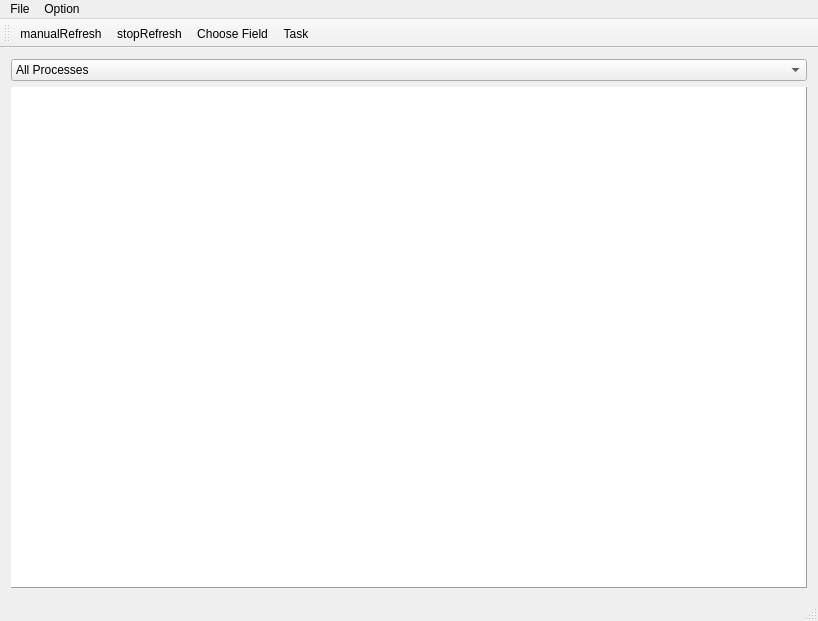
Old version of the form qjdprocessmainwindow.ui in the repository xtfllbl/qjdprocess.
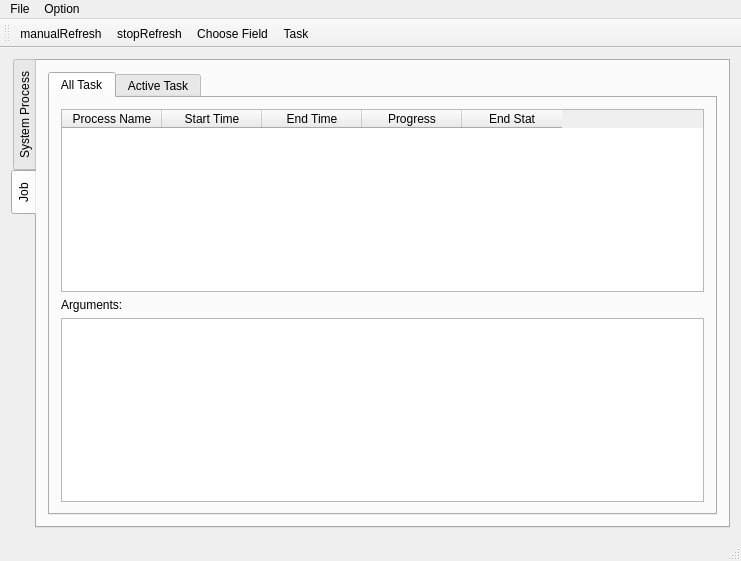
New version of the form. Icons and pictures are not drawn.

Commit message: prepare to combine into one ui,ui already drawed

```diff
--- a/qjdprocessmainwindow.ui
+++ b/qjdprocessmainwindow.ui
@@ -6,8 +6,8 @@
    <rect>
     <x>0</x>
     <y>0</y>
-    <width>818</width>
-    <height>621</height>
+    <width>741</width>
+    <height>561</height>
    </rect>
   </property>
   <property name="focusPolicy">
@@ -17,8 +17,23 @@
    <string>qjdProcessMainWindow</string>
   </property>
   <widget class="QWidget" name="centralWidget">
+   <layout class="QGridLayout" name="gridLayout_2">
+    <item row="0" column="0">
+     <widget class="QTabWidget" name="tabWidgetMain">
+      <property name="tabPosition">
+       <enum>QTabWidget::West</enum>
+      </property>
+      <property name="currentIndex">
+       <number>1</number>
+      </property>
+      <widget class="QWidget" name="tabSysProcess">
+       <attribute name="title">
+        <string>System Process</string>
+       </attribute>
    <layout class="QGridLayout" name="gridLayout">
     <item row="0" column="0">
+         <layout class="QVBoxLayout" name="verticalLayout">
+          <item>
      <widget class="QComboBox" name="comboProcess">
       <property name="minimumSize">
        <size>
@@ -49,7 +64,7 @@
       </item>
      </widget>
     </item>
-    <item row="1" column="0">
+          <item>
      <widget class="QTableView" name="tblMain">
       <property name="minimumSize">
        <size>
@@ -249,18 +264,155 @@
       <attribute name="verticalHeaderShowSortIndicator" stdset="0">
        <bool>false</bool>
       </attribute>
-      <attribute name="verticalHeaderVisible">
-       <bool>false</bool>
-      </attribute>
-      <attribute name="horizontalHeaderShowSortIndicator" stdset="0">
-       <bool>false</bool>
-      </attribute>
-      <attribute name="horizontalHeaderVisible">
+           </widget>
+          </item>
+         </layout>
+        </item>
+       </layout>
+      </widget>
+      <widget class="QWidget" name="tabJob">
+       <attribute name="title">
+        <string>Job</string>
+       </attribute>
+       <layout class="QGridLayout" name="gridLayout_5">
+        <item row="0" column="0">
+         <widget class="QTabWidget" name="tabWidgetJob">
+          <property name="tabPosition">
+           <enum>QTabWidget::North</enum>
+          </property>
+          <property name="tabShape">
+           <enum>QTabWidget::Rounded</enum>
+          </property>
+          <property name="currentIndex">
+           <number>0</number>
+          </property>
+          <widget class="QWidget" name="tabAllTask">
+           <attribute name="title">
+            <string>All Task</string>
+           </attribute>
+           <layout class="QGridLayout" name="gridLayout_3">
+            <item row="0" column="0">
+             <widget class="QTableWidget" name="historyTable">
+              <property name="editTriggers">
+               <set>QAbstractItemView::NoEditTriggers</set>
+              </property>
+              <property name="alternatingRowColors">
+               <bool>true</bool>
+              </property>
+              <property name="selectionMode">
+               <enum>QAbstractItemView::SingleSelection</enum>
+              </property>
+              <property name="selectionBehavior">
+               <enum>QAbstractItemView::SelectRows</enum>
+              </property>
+              <property name="sortingEnabled">
        <bool>false</bool>
-      </attribute>
-      <attribute name="verticalHeaderShowSortIndicator" stdset="0">
-       <bool>false</bool>
-      </attribute>
+              </property>
+              <column>
+               <property name="text">
+                <string>Process Name</string>
+               </property>
+              </column>
+              <column>
+               <property name="text">
+                <string>Start Time</string>
+               </property>
+              </column>
+              <column>
+               <property name="text">
+                <string>End Time</string>
+               </property>
+              </column>
+              <column>
+               <property name="text">
+                <string>Progress</string>
+               </property>
+              </column>
+              <column>
+               <property name="text">
+                <string>End Stat</string>
+               </property>
+              </column>
+             </widget>
+            </item>
+            <item row="1" column="0">
+             <widget class="QLabel" name="label_2">
+              <property name="text">
+               <string>Arguments:</string>
+              </property>
+             </widget>
+            </item>
+            <item row="2" column="0">
+             <widget class="QTextBrowser" name="historyArguBrowser">
+              <property name="enabled">
+               <bool>true</bool>
+              </property>
+             </widget>
+            </item>
+           </layout>
+          </widget>
+          <widget class="QWidget" name="tabActiveTask">
+           <attribute name="title">
+            <string>Active Task</string>
+           </attribute>
+           <layout class="QGridLayout" name="gridLayout_4">
+            <item row="0" column="0">
+             <widget class="QTableWidget" name="activeTable">
+              <property name="editTriggers">
+               <set>QAbstractItemView::NoEditTriggers</set>
+              </property>
+              <property name="alternatingRowColors">
+               <bool>true</bool>
+              </property>
+              <property name="selectionMode">
+               <enum>QAbstractItemView::SingleSelection</enum>
+              </property>
+              <property name="selectionBehavior">
+               <enum>QAbstractItemView::SelectRows</enum>
+              </property>
+              <column>
+               <property name="text">
+                <string>Process Name</string>
+               </property>
+              </column>
+              <column>
+               <property name="text">
+                <string>Start Time</string>
+               </property>
+              </column>
+              <column>
+               <property name="text">
+                <string>Statements</string>
+               </property>
+              </column>
+              <column>
+               <property name="text">
+                <string>Progress</string>
+               </property>
+              </column>
+              <column>
+               <property name="text">
+                <string>Left Time</string>
+               </property>
+              </column>
+             </widget>
+            </item>
+            <item row="1" column="0">
+             <widget class="QLabel" name="label">
+              <property name="text">
+               <string>Arguments:</string>
+              </property>
+             </widget>
+            </item>
+            <item row="2" column="0">
+             <widget class="QTextBrowser" name="activeArguBrowser"/>
+            </item>
+           </layout>
+          </widget>
+         </widget>
+        </item>
+       </layout>
+      </widget>
      </widget>
     </item>
    </layout>
@@ -270,7 +422,7 @@
     <rect>
      <x>0</x>
      <y>0</y>
-     <width>818</width>
+     <width>741</width>
      <height>28</height>
     </rect>
    </property>
```
Lines whose indentation alone changed are shown as unchanged. The commit also changes 2 other files.
